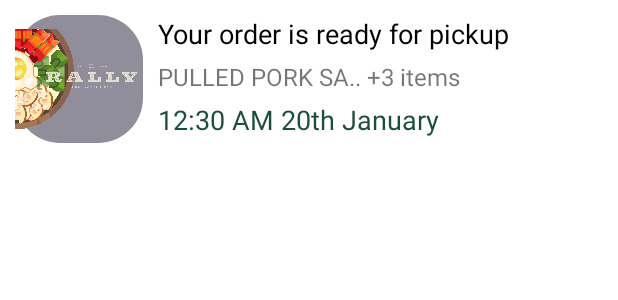
After one commit to adry9204/RallyApp, an Android app: the layout order_status_notification.xml on its own in the app's theme, with its tools: preview values and no code run, on a phone screen of 412 x 824 dp. The commit adds this screen. Shown: the top 300 px of the screen. Run offline under Robolectric (Android 15) with nearby library versions, the phone set to English and light mode, and no system bars.

Commit message:
added custom notification for order status update

```diff
--- a/app/src/main/java/com/example/rallyapp/services/OrderBackgroundService.kt
+++ b/app/src/main/java/com/example/rallyapp/services/OrderBackgroundService.kt
@@ -60,10 +60,7 @@ class OrderBackgroundService: Service() {
             val gson = Gson()
             class Token : TypeToken<Order<User>>()
             val order = gson.fromJson<Order<User>>(it[0].toString(), Token().type)
-            notificationHelper.displaySimpleNotification(
-                title = "Order Status updated",
-                message = "You order is ${order.status}"
-            )
+            notificationHelper.displayOrderStatusNotification(order, packageName)
         }
     }
 
--- /dev/null
+++ b/app/src/main/res/layout/order_status_notification.xml
@@ -0,0 +1,51 @@
+<?xml version="1.0" encoding="utf-8"?>
+<RelativeLayout xmlns:android="http://schemas.android.com/apk/res/android"
+    android:layout_width="match_parent"
+    android:layout_height="120dp">
+
+    <ImageView
+        android:background= "@drawable/capsule_background"
+        android:backgroundTint="@color/minimal_grey"
+        android:id="@+id/order_status_notification_image_icon"
+        android:src="@drawable/top_bar_logo"
+        android:layout_marginStart="10dp"
+        android:layout_marginTop="10dp"
+        android:layout_width="85dp"
+        android:layout_height="85dp"
+        android:layout_marginBottom="15dp"/>
+
+    <TextView
+        android:id="@+id/order_status_notification_title"
+        android:layout_toRightOf="@id/order_status_notification_image_icon"
+        android:text="@string/your_order_is_ready_for_pickup"
+        android:textSize="18sp"
+        android:textColor="@color/black"
+        android:layout_marginTop="10dp"
+        android:layout_marginStart="10dp"
+        android:layout_width="wrap_content"
+        android:layout_height="wrap_content"/>
+
+    <TextView
+        android:id="@+id/order_status_notification_item_list"
+        android:layout_toRightOf="@id/order_status_notification_image_icon"
+        android:layout_below="@id/order_status_notification_title"
+        android:text="@string/notification_title_placeholder"
+        android:textSize="16sp"
+        android:layout_marginTop="5dp"
+        android:layout_marginStart="10dp"
+        android:layout_width="wrap_content"
+        android:layout_height="wrap_content"/>
+
+    <TextView
+        android:id="@+id/order_status_notification_time"
+        android:layout_toRightOf="@id/order_status_notification_image_icon"
+        android:layout_below="@id/order_status_notification_item_list"
+        android:text="@string/notification_time_placeholder"
+        android:textColor="@color/green"
+        android:textSize="18sp"
+        android:layout_marginTop="5dp"
+        android:layout_marginStart="10dp"
+        android:layout_width="wrap_content"
+        android:layout_height="wrap_content"/>
+
+</RelativeLayout>
--- a/app/src/main/res/values/strings.xml
+++ b/app/src/main/res/values/strings.xml
@@ -41,5 +41,8 @@
     <string name="status_placeholder">status : waiting for pickup</string>
     <string name="checkout_activity_map_duration_placeholder">12min</string>
     <string name="checkout_activity_map_distance">12Km</string>
+    <string name="your_order_is_ready_for_pickup">Your order is ready for pickup</string>
+    <string name="notification_title_placeholder">PULLED PORK SA.. +3 items</string>
+    <string name="notification_time_placeholder">12:30 AM 20th January</string>
 
 </resources>
```
Also changed, not shown: app/src/main/java/com/example/rallyapp/utils/NotificaitonManager.kt (+47 -3 lines).
